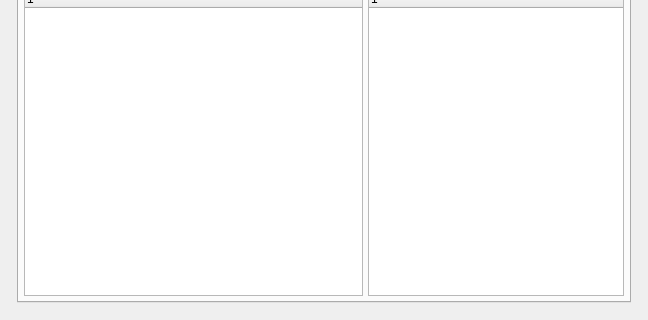
First picture: the form in xtuple/trunk/guiclient/userPreferences.ui, repository WooodHead/xtuple, before the edit; both pictures show x 0 to 648 and y 158 to 478 of the 648 by 478 pixel window.
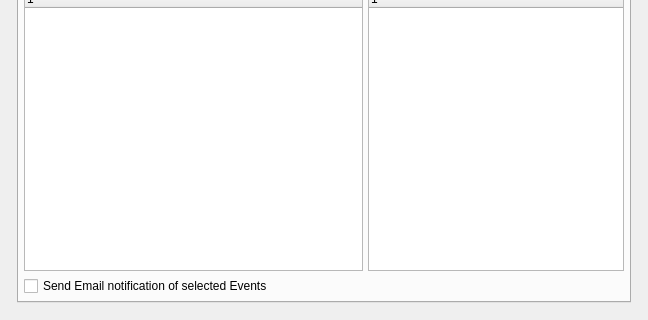
Second picture: the form after the edit. The open tabs and pages were chosen to show the change. Custom widgets are drawn as their Qt base class.

Commit message: issue #4858: Add option to send events as email if batch manager enabled.

The edit to the form file:
```diff
--- a/xtuple/trunk/guiclient/userPreferences.ui
+++ b/xtuple/trunk/guiclient/userPreferences.ui
@@ -1213,6 +1213,13 @@
            </property>
           </widget>
          </item>
+         <item row="2" column="0" >
+          <widget class="QCheckBox" name="_emailEvents" >
+           <property name="text" >
+            <string>Send Email notification of selected Events</string>
+           </property>
+          </widget>
+         </item>
         </layout>
        </widget>
        <widget class="QWidget" name="_alarms" >
```
Left out of the diff: 1 changed line with no effect on the pictures. The commit also changes 1 other file.
